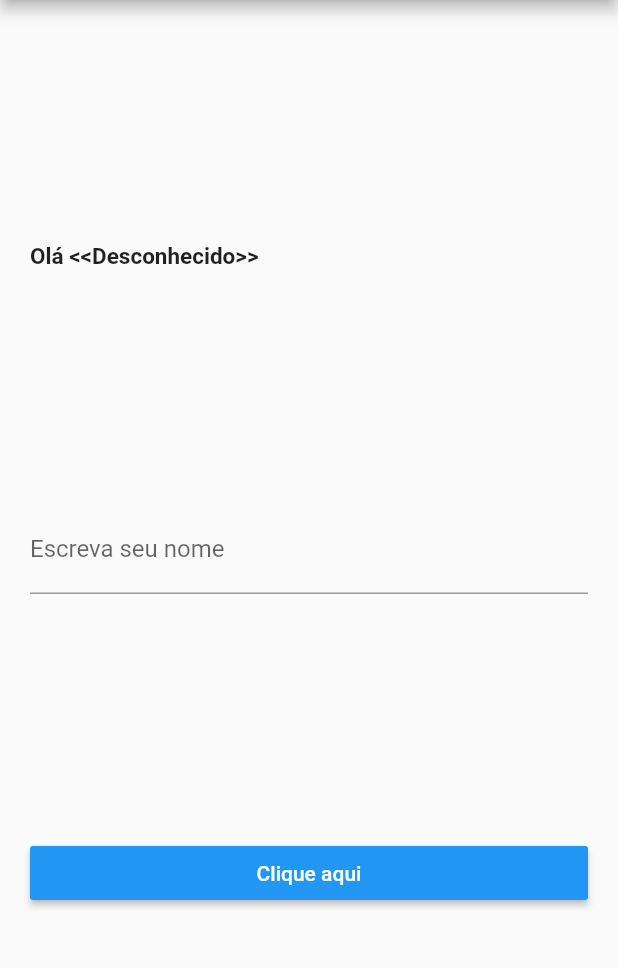
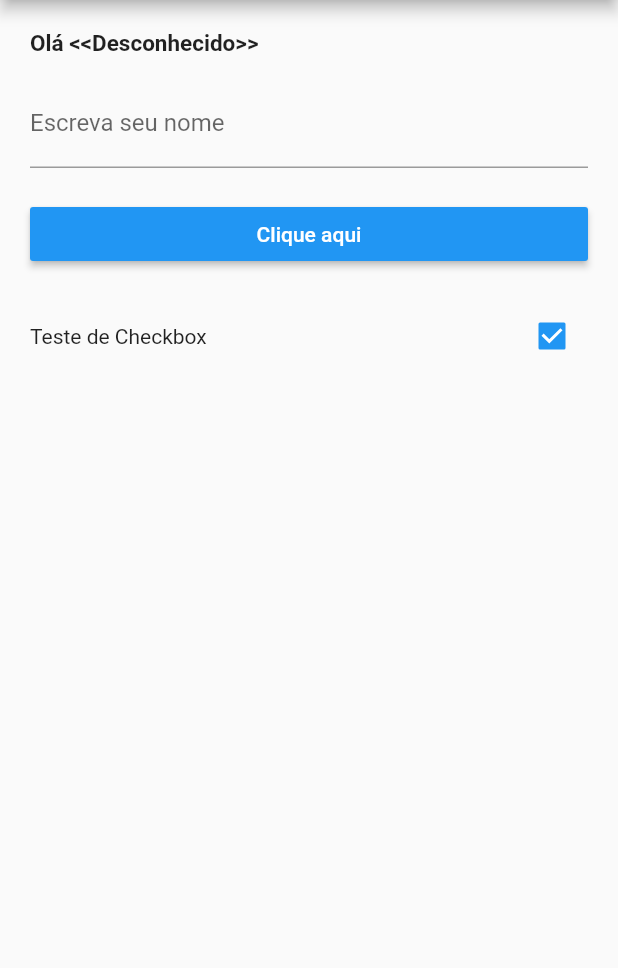
Before and after one commit to moreirapontocom/flutter-entrada-dados-forms, a Flutter app: the screen it shows after launch, on a phone screen of 412 x 824 dp, the part 84-1052 px from its top. Run offline on Flutter 3.47's test engine with Material 2 defaults, Android fonts, the phone set to English and light mode, and no system bars.

Commit message:
Using checkbox

```diff
--- a/lib/campoTexto.dart
+++ b/lib/campoTexto.dart
@@ -10,6 +10,8 @@ class _CampoTextoState extends State<CampoTexto> {
   TextEditingController _textEditingController = TextEditingController();
 
   String _nome = "Olá <<Desconhecido>>";
+
+  bool _checkbox = true;
 
   void _trocaNome() {
     setState(() {
@@ -26,7 +28,8 @@ class _CampoTextoState extends State<CampoTexto> {
         title: Text("Entrada de dados"),
         backgroundColor: Colors.blue,
       ),
-      body: Padding(
+      body: SingleChildScrollView(
+        child: Padding(
           padding: EdgeInsets.all(20),
           child: Column(
             mainAxisAlignment: MainAxisAlignment.spaceEvenly,
@@ -59,7 +62,26 @@ class _CampoTextoState extends State<CampoTexto> {
                   onPressed: _trocaNome,
                 ),
               ),
+              Padding(
+                padding: EdgeInsets.only(top: 20),
+                child: Row(
+                  mainAxisAlignment: MainAxisAlignment.spaceBetween,
+                  children: <Widget>[
+                    Text("Teste de Checkbox"),
+                    Checkbox(
+                      value: _checkbox,
+                      onChanged: (bool valor) {
+                        print("O valor do checkbox é: " + valor.toString());
+                        setState(() {
+                          _checkbox = valor;
+                        });
+                      },
+                    )
                   ],
+                ),
+              )
+            ],
+          ),
         ),
       )
     );
```
Lines whose indentation alone changed are shown as unchanged.
